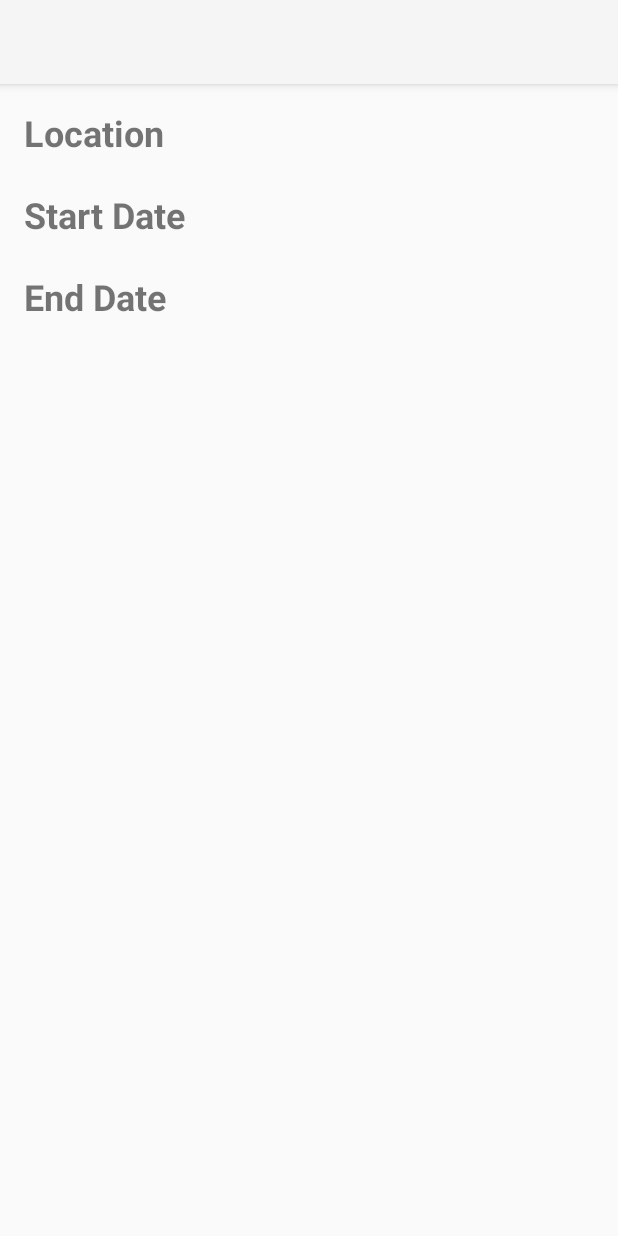
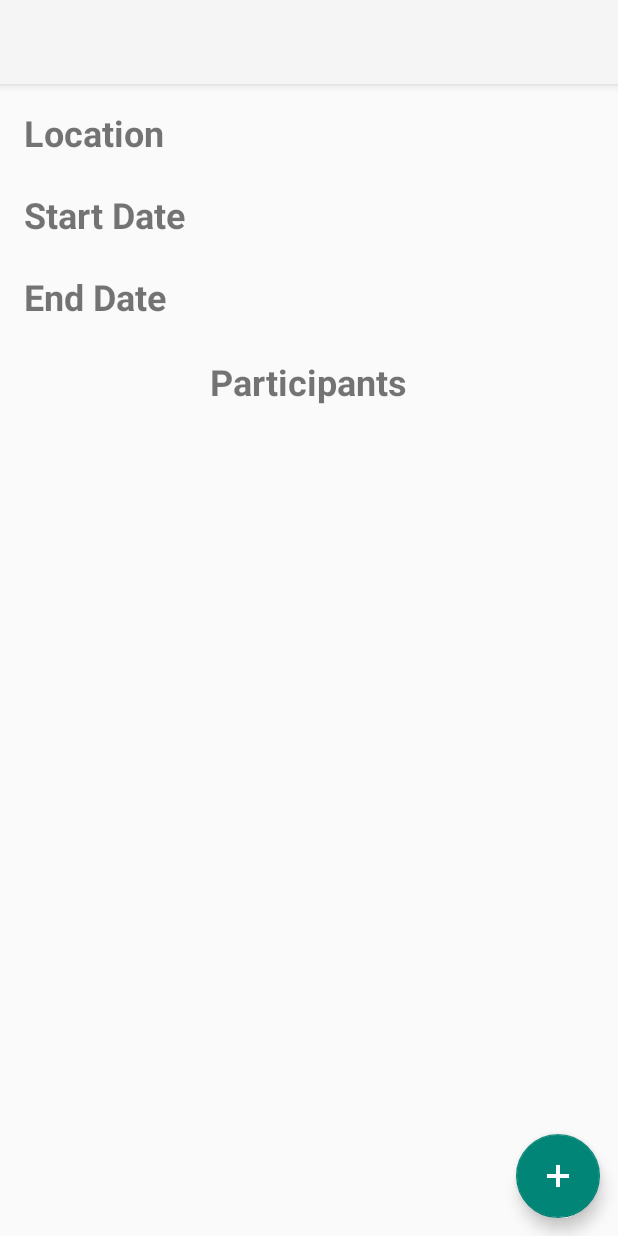
Before and after one commit to piax93/tripzor_client, an Android app: the TripDetail screen opened directly, with no data from a screen before it, on a phone screen of 412 x 824 dp. Run offline under Robolectric (Android 15) with nearby library versions, the phone set to English and light mode, and no system bars; libraries missing offline, so code that uses them is left out: com.afollestad.materialdialogs; pictures from the network do not load; 4 statements that could not run were skipped.

Commit message:
trip detail in progress

```diff
--- a/Tripzor/src/main/res/layout/activity_trip_detail.xml
+++ b/Tripzor/src/main/res/layout/activity_trip_detail.xml
@@ -1,9 +1,13 @@
 <?xml version="1.0" encoding="utf-8"?>
-<TableLayout
-        xmlns:android="http://schemas.android.com/apk/res/android"
+
+<LinearLayout xmlns:android="http://schemas.android.com/apk/res/android"
               xmlns:tools="http://schemas.android.com/tools"
-        android:layout_width="match_parent"
+              android:orientation="vertical"
               android:layout_height="match_parent"
+              android:layout_width="match_parent">
+
+    <TableLayout android:layout_width="match_parent"
+            android:layout_height="wrap_content"
             android:paddingLeft="@dimen/activity_horizontal_margin"
             android:paddingRight="@dimen/activity_horizontal_margin"
             android:paddingTop="@dimen/activity_vertical_margin"
@@ -64,3 +68,41 @@
         </TableRow>
 
     </TableLayout>
+
+    <RelativeLayout android:layout_width="match_parent"
+                    android:layout_height="match_parent">
+
+        <TextView android:layout_width="wrap_content"
+                  android:layout_height="wrap_content"
+                  android:textSize="24sp"
+                  android:textStyle="bold"
+                  android:text="@string/participants"
+                  android:layout_gravity="center"
+                  android:layout_alignParentTop="true"
+                  android:layout_centerHorizontal="true"
+                  android:layout_marginTop="8dp"
+                  android:layout_marginBottom="6dp"
+                  android:id="@+id/participants_label"/>
+
+        <ListView android:layout_width="match_parent"
+                  android:layout_height="match_parent"
+                  android:id="@+id/participant_list"
+                  android:layout_below="@+id/participants_label"
+                  android:layout_alignParentLeft="true"
+                  android:layout_alignParentStart="true" />
+
+        <android.support.design.widget.FloatingActionButton
+                android:id="@+id/button_add_participant"
+                android:layout_width="wrap_content"
+                android:layout_height="wrap_content"
+                android:layout_alignParentRight="true"
+                android:layout_alignParentBottom="true"
+                android:layout_alignParentEnd="true"
+                android:layout_marginRight="@dimen/fab_margin"
+                android:layout_marginEnd="@dimen/fab_margin"
+                android:layout_marginBottom="@dimen/fab_margin"
+                android:src="@drawable/ic_action_new" />
+
+    </RelativeLayout>
+
+</LinearLayout>
--- a/Tripzor/src/main/res/values/strings.xml
+++ b/Tripzor/src/main/res/values/strings.xml
@@ -30,5 +30,6 @@
     <string name="prompt_nick">Nickname</string>
     <string name="start_date_tv">Start Date</string>
     <string name="end_date_tv">End Date</string>
+    <string name="participants">Participants</string>
 
 </resources>
```
Also changed, not shown: Tripzor/src/main/java/com/ifalot/tripzor/main/TripDetail.java (+11 -0 lines), Tripzor/src/main/res/layout/participant_item.xml (added, +18 -0 lines). Lines whose indentation alone changed are shown as unchanged.
